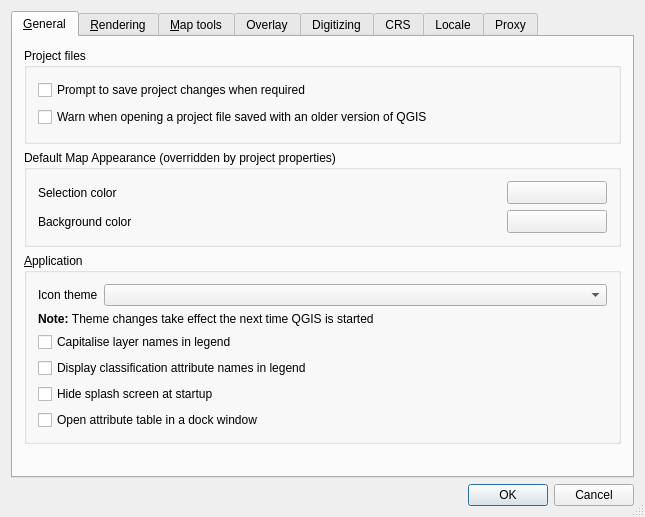
Qt form qgis/src/ui/qgsoptionsbase.ui (sourcepole/qgis) before a commit.
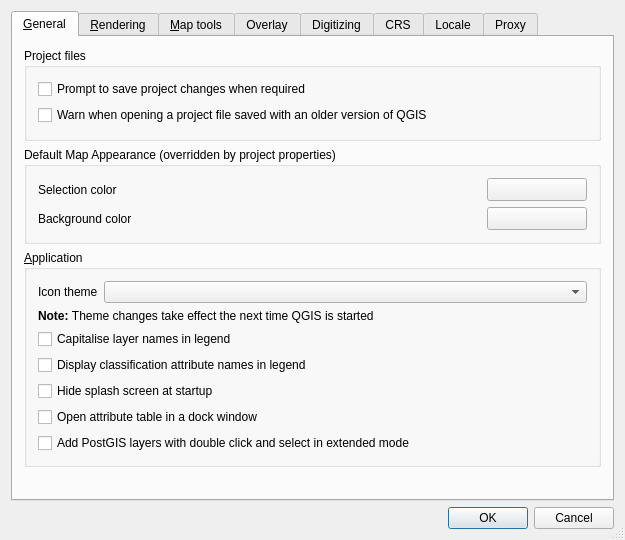
The same form after that commit. Icons and pictures are not drawn. Custom widgets are drawn as their Qt base class.

Commit message: optionally allow adding postgis table addition with double click and extended selection of tables (fixes #1801)

```diff
--- a/qgis/src/ui/qgsoptionsbase.ui
+++ b/qgis/src/ui/qgsoptionsbase.ui
@@ -1,12 +1,12 @@
 <ui version="4.0" >
  <class>QgsOptionsBase</class>
- <widget class="QDialog" name="QgsOptionsBase" >
-  <property name="geometry" >
+ <widget class="QDialog" name="QgsOptionsBase">
+  <property name="geometry">
    <rect>
     <x>0</x>
     <y>0</y>
-    <width>645</width>
-    <height>517</height>
+    <width>617</width>
+    <height>521</height>
    </rect>
   </property>
   <property name="windowTitle" >
@@ -223,6 +223,13 @@
             </property>
            </widget>
           </item>
+          <item row="6" column="0" colspan="2">
+           <widget class="QCheckBox" name="cbxAddPostgisDC">
+            <property name="text">
+             <string>Add PostGIS layers with double click and select in extended mode</string>
+            </property>
+           </widget>
+          </item>
          </layout>
         </widget>
        </item>
@@ -1143,7 +1150,7 @@
    </item>
   </layout>
  </widget>
- <layoutdefault spacing="6" margin="11" />
+ <layoutdefault spacing="6" margin="11"/>
  <customwidgets>
   <customwidget>
    <class>QgsColorButton</class>
```
Left out of the diff: 821 changed lines with no effect on the pictures. The commit also changes 4 other files.
